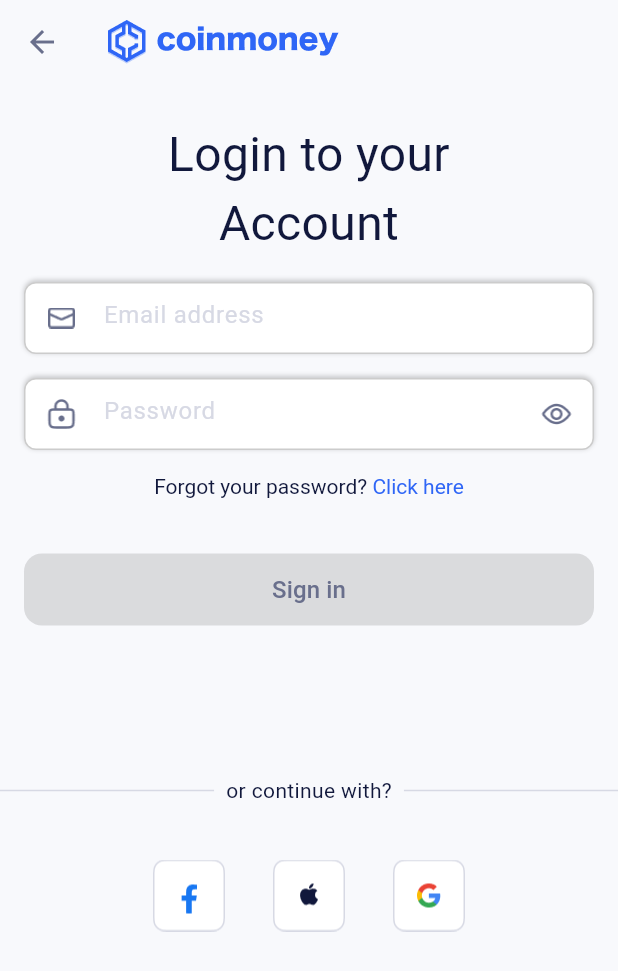
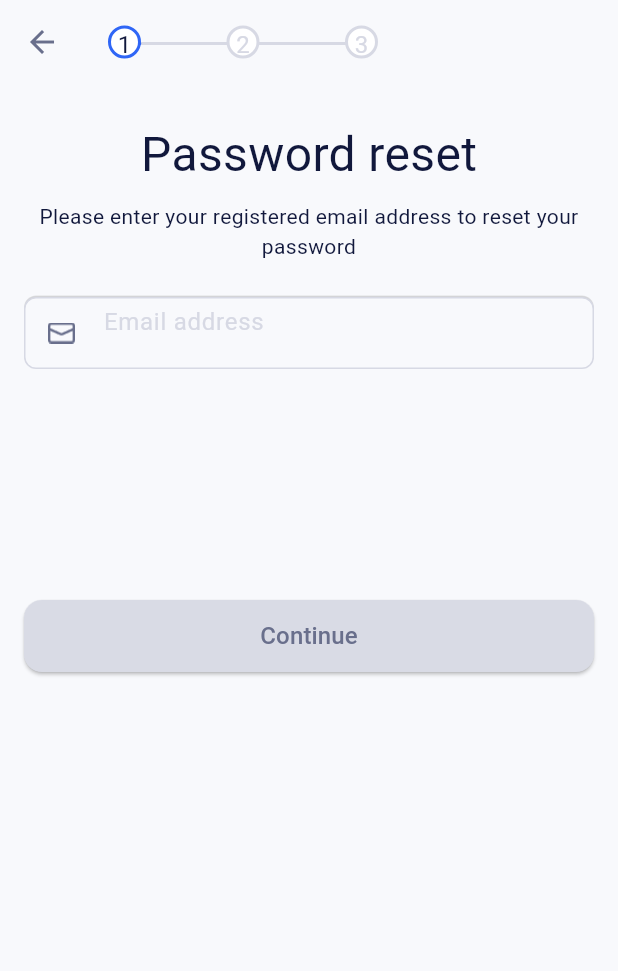
Before and after one commit to bai-93/binanceApp, a Flutter app: the screen it shows after launch, on a phone screen of 412 x 824 dp. Shown: the top 971 px of the screen. Run offline on Flutter 3.47's test engine with Material 3 defaults, Android fonts, the light colour scheme and no system bars; our stand-ins replace adaptive_theme, bloc, camera, dio, equatable, flutter_bloc and 7 more; generated files the repository leaves out were written again.

Commit message:
password resetclear

```diff
--- a/lib/config/route/router.dart
+++ b/lib/config/route/router.dart
@@ -3,6 +3,7 @@ import 'package:flutter/material.dart';
 import 'package:sheker/presentation/pages/detail_info_page/graph_detail_main.dart';
 import 'package:sheker/presentation/pages/home_page/crypto_home_list_page.dart';
 import 'package:sheker/presentation/pages/login_page/create_password/create_password.dart';
+import 'package:sheker/presentation/pages/login_page/password_reset/password_reset.dart';
 import 'package:sheker/presentation/pages/login_page/secondVersionloginScreen.dart';
 import 'package:sheker/presentation/pages/login_page/signUp/account_creation_verification.dart';
 import 'package:sheker/presentation/pages/login_page/signUp/add_mail.dart';
@@ -35,7 +36,7 @@ class AppRouter {
 
   GoRouter configRouter() {
     GoRouter goRouter = GoRouter(
-      initialLocation: '/sign_up/login',
+      initialLocation: '/sign_up/password_reset',
       navigatorKey: _rootNavigatorKey,
       routes: [
         GoRoute(
@@ -59,6 +60,12 @@ class AppRouter {
                 path: 'login',
                 builder: (context, state) {
                   return const Login();
+                },
+              ),
+              GoRoute(
+                path: 'password_reset',
+                builder: (context, state) {
+                  return const PasswordReset();
                 },
               ),
               GoRoute(
--- a/lib/config/theme/themes.dart
+++ b/lib/config/theme/themes.dart
@@ -5,7 +5,6 @@ final lightTheme = ThemeData(
     useMaterial3: true,
     splashFactory: NoSplash.splashFactory,
     colorScheme: ColorScheme.light(background: AppColors.backgroundWhiteTheme),
-    primaryColor: Colors.white,
     textTheme: const TextTheme(
         bodyLarge: TextStyle(
       color: Colors.black,
@@ -15,7 +14,6 @@ final darkTheme = ThemeData(
     useMaterial3: true,
     colorScheme: ColorScheme.dark(background: AppColors.onboardingPrimary),
     splashFactory: NoSplash.splashFactory,
-    primaryColor: Colors.black,
     textTheme: const TextTheme(
         bodyLarge: TextStyle(
       color: Colors.white,
--- a/lib/presentation/pages/login_page/login.dart
+++ b/lib/presentation/pages/login_page/login.dart
@@ -183,9 +183,9 @@ class _LoginState extends BaseScreenState<Login> with BaseScreenMixin {
                   : AppColors.internalShadow),
           boxShadow: [
             BoxShadow(
-                color: AppColors.internalShadow,
-                blurRadius: 2.0,
-                offset: const Offset(0.0, -0.9))
+                blurStyle: BlurStyle.inner,
+                color: AppColors.internalShadow.withOpacity(0.2),
+                offset: const Offset(0.0, -1.0))
           ],
           borderRadius: const BorderRadius.all(Radius.circular(8.0))),
       child: TextFormField(
--- /dev/null
+++ b/lib/presentation/pages/login_page/password_reset/password_reset.dart
@@ -0,0 +1,112 @@
+import 'package:flutter/material.dart';
+import 'package:sheker/config/base_widgets/base_statefull.dart';
+import 'package:sheker/config/base_widgets/base_stateless.dart';
+import 'package:sheker/uicomponent/verification_step.dart';
+import 'package:sheker/utilities/app_colors.dart';
+
+class PasswordReset extends BaseScreen {
+  const PasswordReset({super.key});
+
+  @override
+  State<PasswordReset> createState() => _PasswordResetState();
+}
+
+class _PasswordResetState extends BaseScreenState<PasswordReset>
+    with BaseScreenMixin {
+  final TextEditingController _controller = TextEditingController();
+  bool isActiveButton = false;
+
+  @override
+  AppBar? typeAppbar({AppbarType type = AppbarType.none}) {
+    return super.typeAppbar(type: AppbarType.custom);
+  }
+
+  @override
+  AppBar customAppbar() {
+    return AppBar(
+        leading: BackButton(
+          color: AppColors.secondary,
+        ),
+        backgroundColor: AppColors.backgroundWhiteTheme,
+        title: VerificationStep(0.0, 0.001));
+  }
+
+  @override
+  Widget body() {
+    return Padding(
+      padding: const EdgeInsets.only(left: 16.0, right: 16.0),
+      child: Column(children: [
+        const SizedBox(
+          height: 24.0,
+        ),
+        Text(
+          'Password reset',
+          style: TextStyle(color: AppColors.text, fontSize: 32.0),
+        ),
+        const SizedBox(
+          height: 8.0,
+        ),
+        Text(
+          'Please enter your registered email address to reset your password',
+          textAlign: TextAlign.center,
+          softWrap: true,
+          style: TextStyle(color: AppColors.text, fontSize: 14.0),
+        ),
+        const SizedBox(
+          height: 24.0,
+        ),
+        SizedBox(
+          height: 48.0,
+          width: sizeOfScreen().width,
+          child: Container(
+            decoration: BoxDecoration(
+                color: AppColors.backgroundWhiteTheme,
+                border: Border.all(color: AppColors.otline),
+                boxShadow: [
+                  BoxShadow(
+                      blurStyle: BlurStyle.inner,
+                      blurRadius: 1.0,
+                      color: AppColors.internalShadow,
+                      offset: const Offset(0.0, -1.0))
+                ],
+                borderRadius: const BorderRadius.all(Radius.circular(8.0))),
+            child: TextField(
+              controller: _controller,
+              decoration: InputDecoration(
+                  hintText: 'Email address',
+                  hintStyle: TextStyle(color: AppColors.otline, fontSize: 16.0),
+                  isDense: true,
+                  counterText: '',
+                  border: InputBorder.none,
+                  prefixIcon: SizedBox(
+                      height: 24.0,
+                      width: 24.0,
+                      child: Image.asset(
+                          'lib/images/login/signup/mail_signup.png'))),
+            ),
+          ),
+        ),
+        const SizedBox(
+          height: 154.0,
+        ),
+        ElevatedButton(
+            onPressed: () {},
+            style: ElevatedButton.styleFrom(
+                fixedSize: Size(sizeOfScreen().width, 48.0),
+                shape: const RoundedRectangleBorder(
+                    borderRadius: BorderRadius.all(Radius.circular(12.0))),
+                surfaceTintColor: AppColors.backgroundWhiteTheme,
+                backgroundColor: isActiveButton
+                    ? AppColors.onboardingPrimary
+                    : AppColors.otline),
+            child: Text(
+              'Continue',
+              style: TextStyle(
+                  color:
+                      isActiveButton ? AppColors.surface : AppColors.secondary,
+                  fontSize: 16.0),
+            ))
+      ]),
+    );
+  }
+}
```
Also changed, not shown: lib/presentation/pages/login_page/signUp/scan_documents/selfie_verification/camera_controller.dart (deleted).
